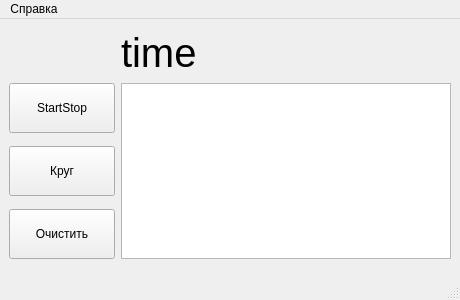
Qt form mainwindow.ui (MiBeloz/HW-qt7-5) before a commit.
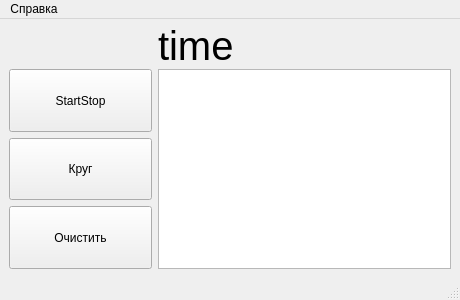
The same form after that commit.

Diff of the .ui file:
```diff
--- a/mainwindow.ui
+++ b/mainwindow.ui
@@ -26,22 +26,17 @@
    <string>Секундомер</string>
   </property>
   <widget class="QWidget" name="centralwidget">
-   <layout class="QGridLayout" name="gridLayout">
+   <layout class="QVBoxLayout" name="verticalLayout">
+    <item>
+     <layout class="QGridLayout" name="gridLayout_2" rowstretch="0,0,0,0,0,0,0" rowminimumheight="0,0,0,0,0,0,0">
     <item row="2" column="0">
-     <widget class="QPushButton" name="pb_Lap">
-      <property name="minimumSize">
-       <size>
-        <width>0</width>
-        <height>50</height>
-       </size>
-      </property>
-      <property name="text">
-       <string>Круг</string>
-      </property>
-     </widget>
-    </item>
-    <item row="1" column="0">
      <widget class="QPushButton" name="pb_StartStop">
+        <property name="sizePolicy">
+         <sizepolicy hsizetype="Minimum" vsizetype="Preferred">
+          <horstretch>0</horstretch>
+          <verstretch>0</verstretch>
+         </sizepolicy>
+        </property>
       <property name="minimumSize">
        <size>
         <width>0</width>
@@ -54,7 +49,32 @@
      </widget>
     </item>
     <item row="3" column="0">
+       <widget class="QPushButton" name="pb_Lap">
+        <property name="sizePolicy">
+         <sizepolicy hsizetype="Minimum" vsizetype="Preferred">
+          <horstretch>0</horstretch>
+          <verstretch>0</verstretch>
+         </sizepolicy>
+        </property>
+        <property name="minimumSize">
+         <size>
+          <width>0</width>
+          <height>50</height>
+         </size>
+        </property>
+        <property name="text">
+         <string>Круг</string>
+        </property>
+       </widget>
+      </item>
+      <item row="4" column="0">
      <widget class="QPushButton" name="pb_Clear">
+        <property name="sizePolicy">
+         <sizepolicy hsizetype="Minimum" vsizetype="Preferred">
+          <horstretch>0</horstretch>
+          <verstretch>0</verstretch>
+         </sizepolicy>
+        </property>
       <property name="minimumSize">
        <size>
         <width>0</width>
@@ -66,7 +86,7 @@
       </property>
      </widget>
     </item>
-    <item row="1" column="1" rowspan="3" colspan="3">
+      <item row="2" column="1" rowspan="3" colspan="2">
      <widget class="QTextBrowser" name="tBr_result"/>
     </item>
     <item row="0" column="1">
@@ -88,6 +108,8 @@
      </widget>
     </item>
    </layout>
+    </item>
+   </layout>
   </widget>
   <widget class="QMenuBar" name="menubar">
    <property name="geometry">
```
Left out of the diff: 2 changed lines with no effect on the pictures. Lines whose indentation alone changed are shown as unchanged.
